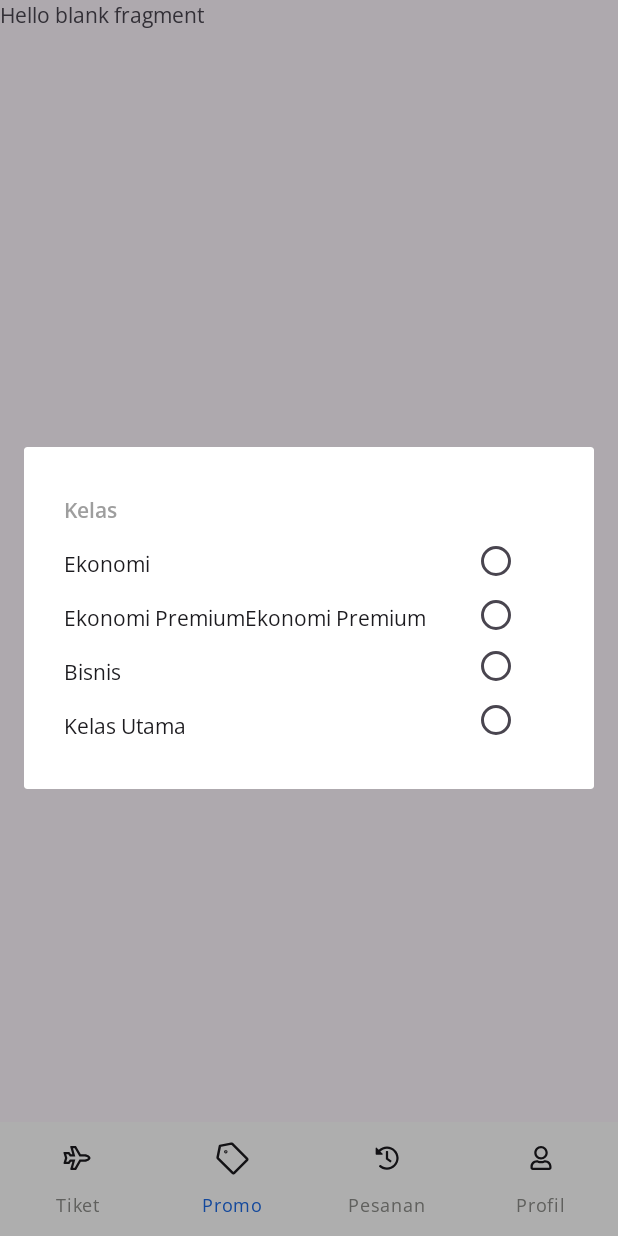
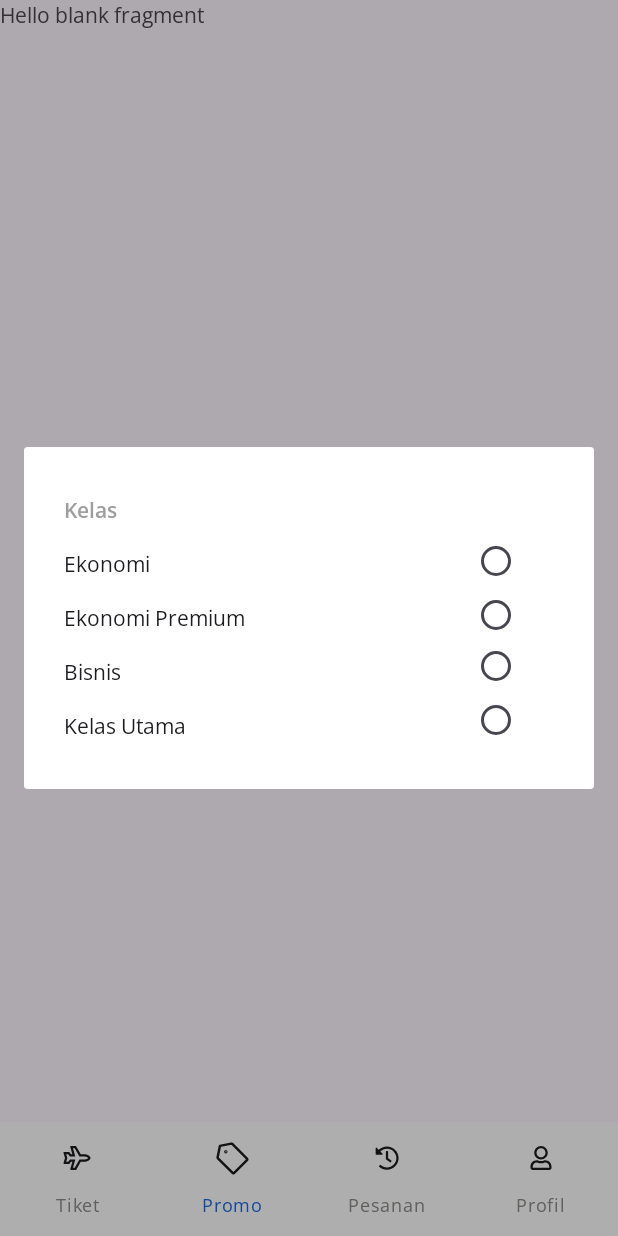
Before and after one commit to Synrgy-Academy-Final-Project/Android, an Android app: the fragment ClassDialogFragment placed in its activity, item 2 of the bottom bar chosen, on a phone screen of 412 x 824 dp. Run offline under Robolectric (Android 15) with nearby library versions, the phone set to English and light mode, and no system bars; our stand-ins replace navigation-ui.

Commit message:
feat: extract string resource

```diff
--- a/app/src/main/res/layout/fragment_class_dialog.xml
+++ b/app/src/main/res/layout/fragment_class_dialog.xml
@@ -22,7 +22,7 @@
             style="@style/OpenSansSemiBold14"
             android:layout_width="0dp"
             android:layout_height="wrap_content"
-            android:text="Kelas"
+            android:text="@string/text_class_title"
             android:textColor="@color/neutral_06"
             app:layout_constraintEnd_toEndOf="parent"
             app:layout_constraintStart_toStartOf="parent"
@@ -33,7 +33,7 @@
             android:layout_width="0dp"
             android:layout_height="wrap_content"
             android:layout_marginTop="16dp"
-            android:text="Ekonomi"
+            android:text="@string/text_economic"
             android:textColor="@color/neutral_09"
             app:layout_constraintEnd_toStartOf="@id/rb_group"
             app:layout_constraintStart_toStartOf="parent"
@@ -44,7 +44,7 @@
             android:layout_width="0dp"
             android:layout_height="wrap_content"
             android:layout_marginTop="16dp"
-            android:text="Ekonomi PremiumEkonomi Premium"
+            android:text="@string/text_economic_premium"
             android:textColor="@color/neutral_09"
             app:layout_constraintEnd_toStartOf="@id/rb_group"
             app:layout_constraintStart_toStartOf="parent"
@@ -55,7 +55,7 @@
             android:layout_width="0dp"
             android:layout_height="wrap_content"
             android:layout_marginTop="16dp"
-            android:text="Bisnis"
+            android:text="@string/text_business"
             android:textColor="@color/neutral_09"
             app:layout_constraintEnd_toStartOf="@+id/rb_group"
             app:layout_constraintStart_toStartOf="parent"
@@ -66,7 +66,7 @@
             android:layout_width="0dp"
             android:layout_height="wrap_content"
             android:layout_marginTop="16dp"
-            android:text="Kelas Utama"
+            android:text="@string/text_main_class"
             android:textColor="@color/neutral_09"
             app:layout_constraintEnd_toStartOf="@+id/rb_group"
             app:layout_constraintStart_toStartOf="parent"
@@ -97,7 +97,7 @@
 
 
             <com.google.android.material.radiobutton.MaterialRadioButton
-                android:id="@+id/rb_bisnis"
+                android:id="@+id/rb_business"
                 android:layout_width="wrap_content"
                 android:layout_height="24dp"
                 android:layout_marginBottom="12dp" />
--- a/app/src/main/res/values/strings.xml
+++ b/app/src/main/res/values/strings.xml
@@ -51,4 +51,9 @@
     <string name="text_child_age">(2 - 11 thn)</string>
     <string name="text_baby">Bayi</string>
     <string name="text_baby_age"><![CDATA[(< 2 thn)]]></string>
+    <string name="text_business">Bisnis</string>
+    <string name="text_economic_premium">Ekonomi Premium</string>
+    <string name="text_economic">Ekonomi</string>
+    <string name="text_class_title">Kelas</string>
+    <string name="text_main_class">Kelas Utama</string>
 </resources>
```
